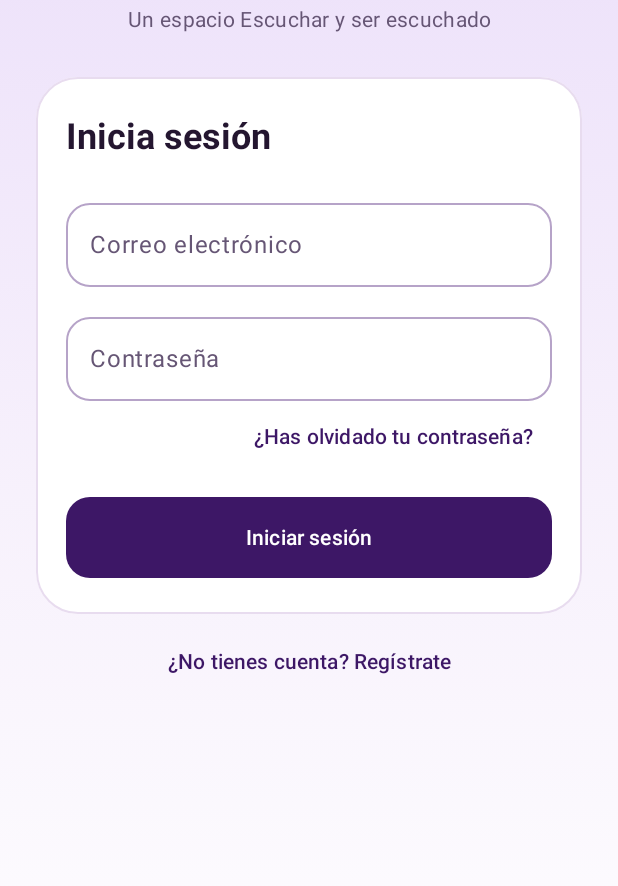
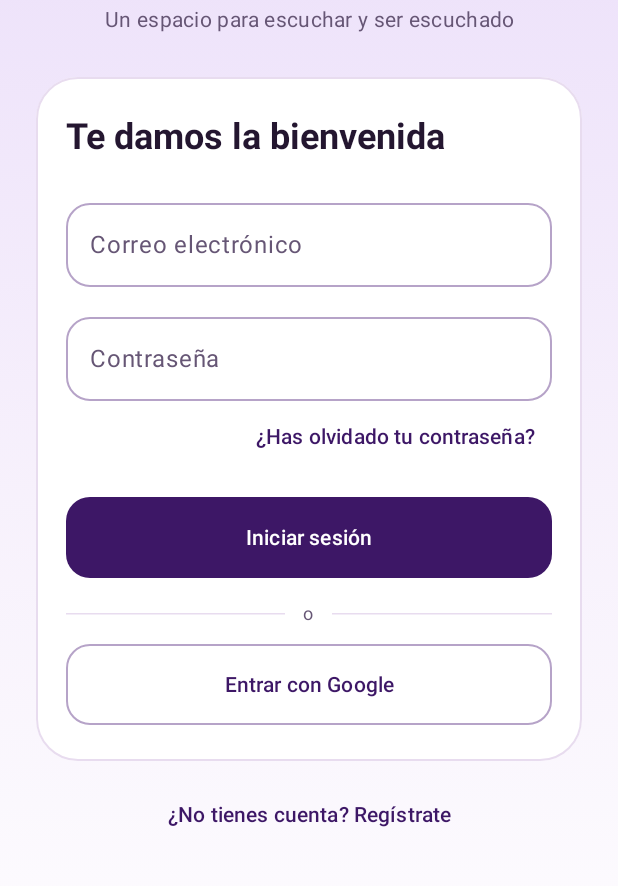
Before and after one commit to Giovanny0071/Hablalma, an Android app built with Jetpack Compose: the composable LoginScreen shown on its own in the app's theme, on a phone screen of 412 x 824 dp, the part 123-1009 px from its top. Run offline under Robolectric (Android 15) with nearby library versions, the phone set to English and light mode, and no system bars.

Commit message:
Cambios pequeños para añadir lo de google

```diff
--- a/app/src/main/java/com/example/hablalma/ui/theme/Screens/LoginScreen/LoginScreen.kt
+++ b/app/src/main/java/com/example/hablalma/ui/theme/Screens/LoginScreen/LoginScreen.kt
@@ -1,4 +1,6 @@
 package com.example.hablalma.ui.theme.Screens.LoginScreen
+
+import androidx.compose.foundation.BorderStroke
 import androidx.compose.foundation.background
 import androidx.compose.foundation.border
 import androidx.compose.foundation.layout.*
@@ -25,26 +27,30 @@ import androidx.compose.ui.unit.sp
 private val MoradoOscuro = Color(0xFF3D1766)
 private val Lavanda = Color(0xFFF7F1FC)
 private val TextoOscuro = Color(0xFF241630)
+private val TextoSecundario = Color(0xFF665675)
+private val BordeSuave = Color(0xFFE8DCEF)
+private val BordeCampo = Color(0xFFB6A3C8)
 private val FormaCampo = RoundedCornerShape(16.dp)
+private val FormaTarjeta = RoundedCornerShape(28.dp)
 
 @Composable
 fun LoginScreen(
-    onIniciarSesion: (correo: String, contrasena: String) -> Unit,
-    onCrearCuenta: (nombre: String, correo: String, contrasena: String) -> Unit,
-    onRecuperarContrasena: (correo: String) -> Unit
+    onIniciarSesion: (correo: String, contrasena: String) -> Unit = { _, _ -> },
+    onCrearCuenta: (nombre: String, correo: String, contrasena: String) -> Unit =
+        { _, _, _ -> },
+    onRecuperarContrasena: (correo: String) -> Unit = {},
+    onGoogleClick: (enRegistro: Boolean) -> Unit = {}
 ) {
     var enRegistro by rememberSaveable { mutableStateOf(false) }
     var nombre by rememberSaveable { mutableStateOf("") }
     var correo by rememberSaveable { mutableStateOf("") }
     var contrasena by remember { mutableStateOf("") }
 
-    val formaFormulario = RoundedCornerShape(28.dp)
-
     Column(
         modifier = Modifier
             .fillMaxSize()
             .background(
-                brush = Brush.verticalGradient(
+                Brush.verticalGradient(
                     colors = listOf(Color(0xFFECE0FA), Lavanda, Color.White)
                 )
             )
@@ -62,14 +68,14 @@ fun LoginScreen(
             modifier = Modifier
                 .widthIn(max = 440.dp)
                 .fillMaxWidth()
-                .background(Color.White, formaFormulario)
-                .border(1.dp, Color(0xFFE8DCEF), formaFormulario)
+                .background(Color.White, FormaTarjeta)
+                .border(1.dp, BordeSuave, FormaTarjeta)
                 .padding(horizontal = 20.dp, vertical = 24.dp)
         ) {
             Text(
-                text = if (enRegistro) "Crea tu cuenta" else "Inicia sesión",
+                text = if (enRegistro) "Crea tu cuenta" else "Te damos la bienvenida",
+                color = TextoOscuro,
                 style = MaterialTheme.typography.headlineSmall,
-                color = TextoOscuro,
                 fontWeight = FontWeight.Bold
             )
 
@@ -90,7 +96,8 @@ fun LoginScreen(
 
                 SeccionContrasena(
                     contrasena = contrasena,
-                    onContrasenaChange = { contrasena = it }
+                    onContrasenaChange = { contrasena = it },
+                    enRegistro = enRegistro
                 )
             }
 
@@ -113,6 +120,13 @@ fun LoginScreen(
                     }
                 }
             )
+
+            Spacer(Modifier.height(16.dp))
+
+            SeccionGoogle(
+                enRegistro = enRegistro,
+                onClick = { onGoogleClick(enRegistro) }
+            )
         }
 
         SeccionCambiarFormulario(
@@ -128,6 +142,7 @@ fun LoginScreen(
 @Composable
 private fun CabeceraHablalma() {
     Column(horizontalAlignment = Alignment.CenterHorizontally) {
+
         Text(
             text = "Hablalma",
             color = MoradoOscuro,
@@ -137,9 +152,9 @@ private fun CabeceraHablalma() {
         )
 
         Text(
-            text = "Un espacio Escuchar y ser escuchado",
+            text = "Un espacio para escuchar y ser escuchado",
             modifier = Modifier.padding(top = 4.dp),
-            color = Color(0xFF665675),
+            color = TextoSecundario,
             style = MaterialTheme.typography.bodyMedium,
             textAlign = TextAlign.Center
         )
@@ -174,13 +189,14 @@ private fun SeccionCorreo(
 @Composable
 private fun SeccionContrasena(
     contrasena: String,
-    onContrasenaChange: (String) -> Unit
+    onContrasenaChange: (String) -> Unit,
+    enRegistro: Boolean
 ) {
     CampoFormulario(
         valor = contrasena,
         etiqueta = "Contraseña",
         onValueChange = onContrasenaChange,
-        tipoTeclado = KeyboardType.Password,
+        tipoTeclado = if (enRegistro) KeyboardType.Password else KeyboardType.Password,
         transformacion = PasswordVisualTransformation()
     )
 }
@@ -204,9 +220,9 @@ private fun CampoFormulario(
         modifier = Modifier.fillMaxWidth(),
         colors = OutlinedTextFieldDefaults.colors(
             focusedBorderColor = MoradoOscuro,
-            unfocusedBorderColor = Color(0xFFB6A3C8),
+            unfocusedBorderColor = BordeCampo,
             focusedLabelColor = MoradoOscuro,
-            unfocusedLabelColor = Color(0xFF665675),
+            unfocusedLabelColor = TextoSecundario,
             focusedTextColor = TextoOscuro,
             unfocusedTextColor = TextoOscuro,
             focusedContainerColor = Color.White,
@@ -222,7 +238,11 @@ private fun SeccionRecuperarContrasena(
     modifier: Modifier = Modifier
 ) {
     TextButton(onClick = onClick, modifier = modifier) {
-        Text("¿Has olvidado tu contraseña?", color = MoradoOscuro)
+        Text(
+            text = "¿Has olvidado tu contraseña?",
+            color = MoradoOscuro,
+            textAlign = TextAlign.End
+        )
     }
 }
 
@@ -240,7 +260,46 @@ private fun BotonPrincipal(
             contentColor = Color.White
         )
     ) {
-        Text(texto, fontWeight = FontWeight.SemiBold)
+        Text(text = texto, fontWeight = FontWeight.SemiBold)
+    }
+}
+
+@Composable
+private fun SeccionGoogle(
+    enRegistro: Boolean,
+    onClick: () -> Unit
+) {
+    Row(
+        modifier = Modifier.fillMaxWidth(),
+        verticalAlignment = Alignment.CenterVertically,
+        horizontalArrangement = Arrangement.spacedBy(12.dp)
+    ) {
+        HorizontalDivider(modifier = Modifier.weight(1f), color = BordeSuave)
+        Text(
+            text = "o",
+            color = TextoSecundario,
+            style = MaterialTheme.typography.bodySmall
+        )
+        HorizontalDivider(modifier = Modifier.weight(1f), color = BordeSuave)
+    }
+
+    Spacer(Modifier.height(12.dp))
+
+    OutlinedButton(
+        onClick = onClick,
+        modifier = Modifier.fillMaxWidth().heightIn(min = 54.dp),
+        shape = FormaCampo,
+        border = BorderStroke(1.dp, BordeCampo),
+        colors = ButtonDefaults.outlinedButtonColors(
+            containerColor = Color.White,
+            contentColor = MoradoOscuro
+        )
+    ) {
+        Text(
+            text = if (enRegistro) "Registrarme con Google" else "Entrar con Google",
+            fontWeight = FontWeight.SemiBold,
+            textAlign = TextAlign.Center
+        )
     }
 }
 
@@ -251,7 +310,7 @@ private fun SeccionCambiarFormulario(
 ) {
     TextButton(
         onClick = onClick,
-        modifier = Modifier.padding(top = 8.dp)
+        modifier = Modifier.padding(top = 12.dp)
     ) {
         Text(
             text = if (enRegistro) {
@@ -264,3 +323,11 @@ private fun SeccionCambiarFormulario(
         )
     }
 }
+
+@Preview(showBackground = true, widthDp = 390, heightDp = 820)
+@Composable
+private fun LoginScreenPreview() {
+    MaterialTheme {
+        LoginScreen()
+    }
+}
```
